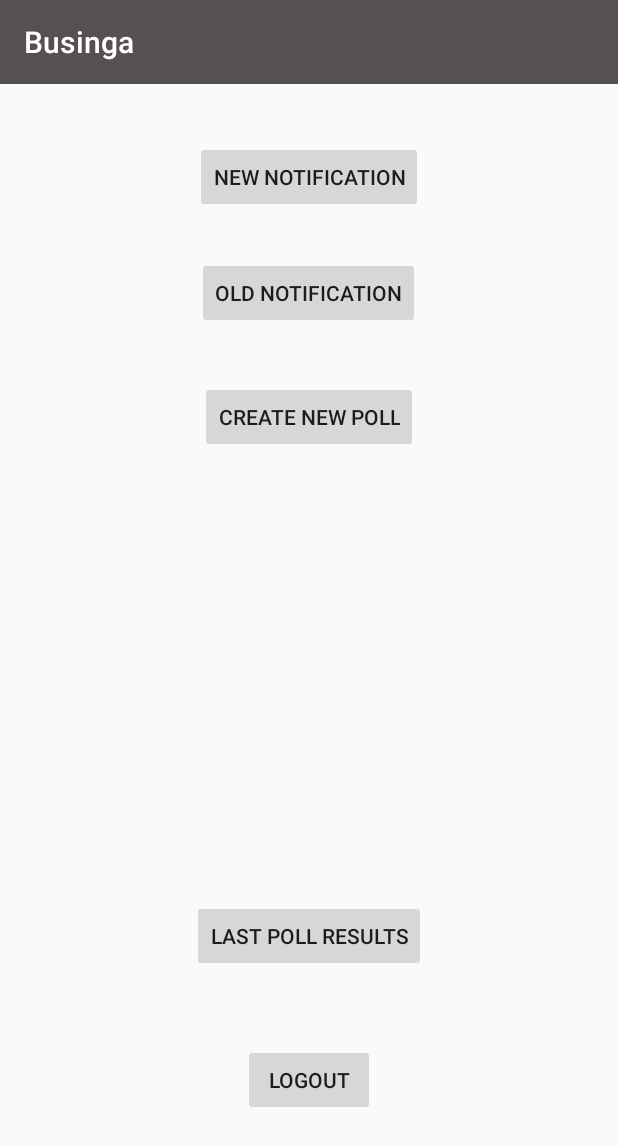
After one commit to aniket0702/Businga, an Android app: the AdminMainActivity screen opened directly, with no data from a screen before it, on a phone screen of 412 x 824 dp. The commit adds this screen. Shown: the top 1146 px of the screen. Run offline under Robolectric (Android 15) with nearby library versions, the phone set to English and light mode, and no system bars; network calls fail.

Commit message:
Admin site new notification

```diff
--- /dev/null
+++ b/app/src/main/java/com/example/aniket/businga/AdminMainActivity.java
@@ -0,0 +1,82 @@
+package com.example.aniket.businga;
+
+import android.content.Intent;
+import android.content.SharedPreferences;
+import android.support.annotation.NonNull;
+import android.support.v7.app.AppCompatActivity;
+import android.os.Bundle;
+import android.view.View;
+import android.widget.Button;
+
+import com.google.android.gms.auth.api.Auth;
+import com.google.android.gms.auth.api.signin.GoogleSignInOptions;
+import com.google.android.gms.common.api.GoogleApiClient;
+import com.google.android.gms.common.api.ResultCallback;
+import com.google.android.gms.common.api.Status;
+
+public class AdminMainActivity extends AppCompatActivity implements View.OnClickListener {
+
+    Button new_notification;
+    Button old_notifications;
+    Button new_poll;
+    Button old_poll_results;
+    Button logout;
+    GoogleSignInOptions gso = new GoogleSignInOptions.Builder(GoogleSignInOptions.DEFAULT_SIGN_IN)
+            .requestEmail()
+            .build();
+    GoogleApiClient mGoogleApiClient;
+
+
+    @Override
+    protected void onCreate(Bundle savedInstanceState) {
+        super.onCreate(savedInstanceState);
+
+        mGoogleApiClient = new GoogleApiClient.Builder(this)
+                .addApi(Auth.GOOGLE_SIGN_IN_API, gso)
+                .build();
+        mGoogleApiClient.connect();
+        setContentView(R.layout.admin_main_activity);
+        logout = findViewById(R.id.adminLogout);
+        new_notification = findViewById(R.id.new_notification);
+        old_notifications = findViewById(R.id.old_notification);
+        new_poll = findViewById(R.id.new_poll);
+        old_poll_results = findViewById(R.id.old_poll);
+        old_notifications.setOnClickListener(this);
+        new_notification.setOnClickListener(this);
+        new_poll.setOnClickListener(this);
+        old_poll_results.setOnClickListener(this);
+    }
+
+    @Override
+    public void onClick(View view) {
+        Intent intent = getIntent();
+        switch (view.getId()){
+            case R.id.new_notification:
+                intent = new Intent(this, AdminNewNotification.class);
+                break;
+            case R.id.old_notification:
+                intent = new Intent(this, AdminNewNotification.class);
+                break;
+            case R.id.new_poll:
+                intent = new Intent(this, AdminNewNotification.class);
+                break;
+            case R.id.old_poll:
+                intent = new Intent(this, AdminNewNotification.class);
+                break;
+        }
+        startActivity(intent);
+    }
+
+    private void logoutFunction(){
+        Auth.GoogleSignInApi.signOut(mGoogleApiClient).setResultCallback(new ResultCallback<Status>() {
+            @Override
+            public void onResult(@NonNull Status status) {
+                Intent intent = new Intent(getApplicationContext(), Loginpage.class);
+                SharedPreferences sharedPreferences = getSharedPreferences("Mypref", MODE_PRIVATE);
+                sharedPreferences.edit().putBoolean("isLogin", false).commit();
+                startActivity(intent);
+                finish();
+            }
+        });
+    }
+}
--- a/app/src/main/java/com/example/aniket/businga/HomePage.java
+++ b/app/src/main/java/com/example/aniket/businga/HomePage.java
@@ -75,8 +75,6 @@
         drawer_layout.addDrawerListener(mToggle);
         mToggle.syncState();
         getSupportActionBar().setDisplayHomeAsUpEnabled(true);
-        // Create the adapter that will return a fragment for each of the three
-        // primary sections of the activity.
         mSectionsPagerAdapter = new SectionsPagerAdapter(getSupportFragmentManager());
 
         // Set up the ViewPager with the sections adapter.
--- /dev/null
+++ b/app/src/main/res/layout/admin_main_activity.xml
@@ -0,0 +1,55 @@
+<?xml version="1.0" encoding="utf-8"?>
+<RelativeLayout xmlns:android="http://schemas.android.com/apk/res/android"
+    xmlns:app="http://schemas.android.com/apk/res-auto"
+    xmlns:tools="http://schemas.android.com/tools"
+    android:layout_width="match_parent"
+    android:layout_height="match_parent"
+    tools:context=".AdminMainActivity">
+
+    <Button
+        android:id="@+id/new_notification"
+        android:layout_width="wrap_content"
+        android:layout_height="wrap_content"
+        android:layout_alignParentTop="true"
+        android:layout_centerHorizontal="true"
+        android:layout_marginTop="38dp"
+        android:text="New notification" />
+
+
+    <Button
+        android:id="@+id/old_notification"
+        android:layout_width="wrap_content"
+        android:layout_height="wrap_content"
+        android:layout_alignParentTop="true"
+        android:layout_centerHorizontal="true"
+        android:layout_marginTop="115dp"
+        android:text="Old notification" />
+
+
+    <Button
+        android:id="@+id/new_poll"
+        android:layout_width="wrap_content"
+        android:layout_height="wrap_content"
+        android:layout_alignParentTop="true"
+        android:layout_centerHorizontal="true"
+        android:layout_marginTop="198dp"
+        android:text="Create new poll" />
+
+    <Button
+        android:id="@+id/old_poll"
+        android:layout_width="wrap_content"
+        android:layout_height="wrap_content"
+        android:layout_alignParentBottom="true"
+        android:layout_centerHorizontal="true"
+        android:layout_marginBottom="176dp"
+        android:text="Last poll results" />
+
+    <Button
+        android:id="@+id/adminLogout"
+        android:layout_width="wrap_content"
+        android:layout_height="wrap_content"
+        android:layout_alignParentBottom="true"
+        android:layout_centerHorizontal="true"
+        android:layout_marginBottom="80dp"
+        android:text="Logout" />
+</RelativeLayout>
```
Also changed, not shown: app/src/main/AndroidManifest.xml (+6 -1 lines), app/src/main/java/com/example/aniket/businga/AdminNewNotification.java (added, +109 -0 lines), app/src/main/java/com/example/aniket/businga/AdminNewPoll.java (added, +13 -0 lines), app/src/main/java/com/example/aniket/businga/AdminOldNotification.java (added, +13 -0 lines), app/src/main/java/com/example/aniket/businga/AdminOldPoll.java (added, +13 -0 lines), app/src/main/java/com/example/aniket/businga/Loginpage.java (+30 -23 lines), app/src/main/java/com/example/aniket/businga/MyFirebaseInstanceIDService.java (+14 -1 lines), app/src/main/java/com/example/aniket/businga/SplashScreen.java (+1 -27 lines), app/src/main/res/layout/activity_admin_new_notification.xml (added, +35 -0 lines), app/src/main/res/layout/activity_admin_new_poll.xml (added, +9 -0 lines), app/src/main/res/layout/activity_admin_old_notification.xml (added, +9 -0 lines), app/src/main/res/layout/activity_admin_old_poll.xml (added, +9 -0 lines).
